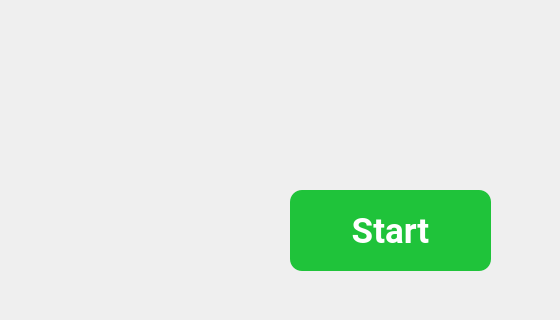
First picture: the form in HomeScreen.ui, repository ransarajey/TukTukHustle, before the edit; both pictures show x 240 to 800 and y 280 to 600 of the 800 by 600 pixel window.
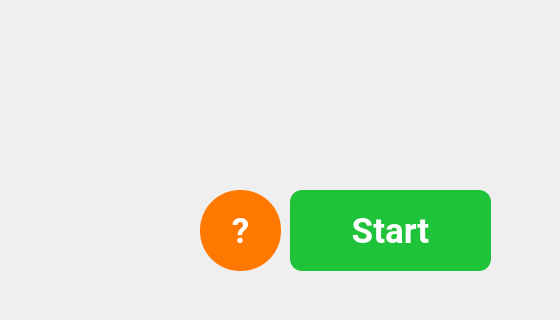
Second picture: the form after the edit.

```diff
--- a/HomeScreen.ui
+++ b/HomeScreen.ui
@@ -71,6 +71,39 @@
      <string>Start</string>
     </property>
    </widget>
+   <widget class="QPushButton" name="StartGame_2">
+    <property name="enabled">
+     <bool>true</bool>
+    </property>
+    <property name="geometry">
+     <rect>
+      <x>440</x>
+      <y>470</y>
+      <width>81</width>
+      <height>81</height>
+     </rect>
+    </property>
+    <property name="font">
+     <font>
+      <family>Roboto</family>
+      <pointsize>26</pointsize>
+      <weight>75</weight>
+      <bold>true</bold>
+     </font>
+    </property>
+    <property name="autoFillBackground">
+     <bool>false</bool>
+    </property>
+    <property name="styleSheet">
+     <string notr="true">background-color:#ff7800;
+color:white;
+border-radius: 40px;
+</string>
+    </property>
+    <property name="text">
+     <string>?</string>
+    </property>
+   </widget>
   </widget>
  </widget>
  <resources/>
```
